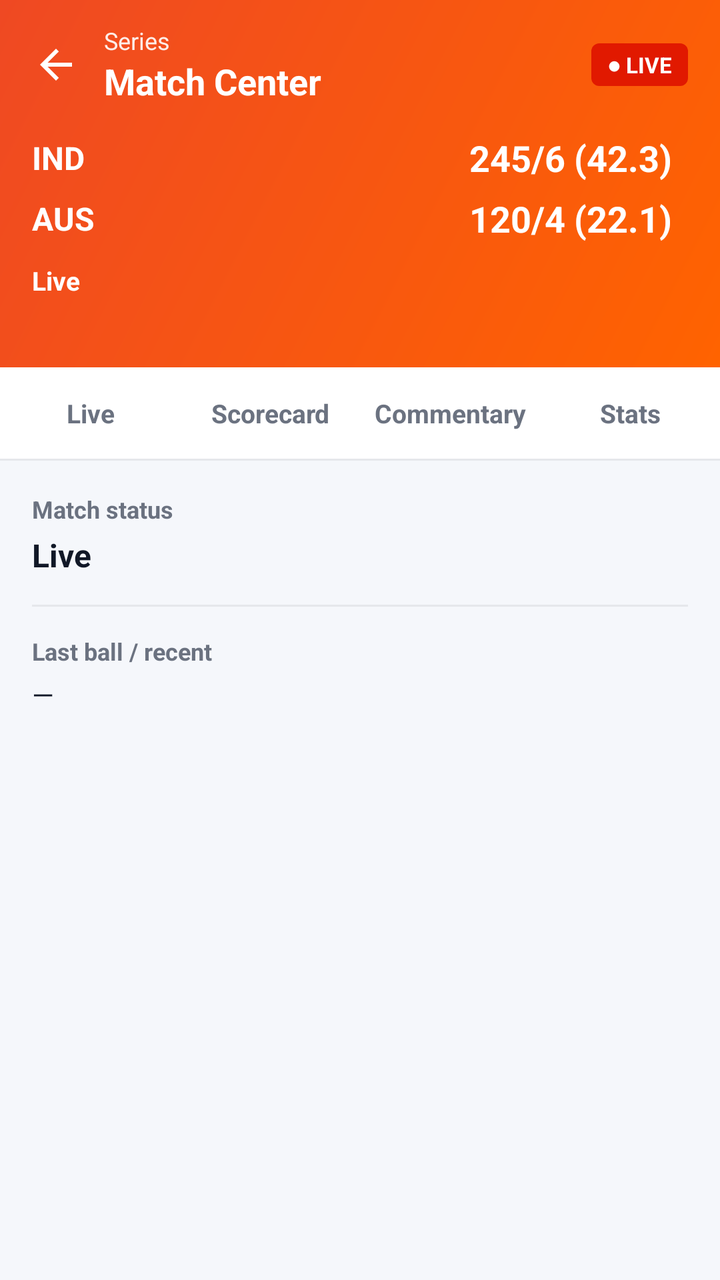
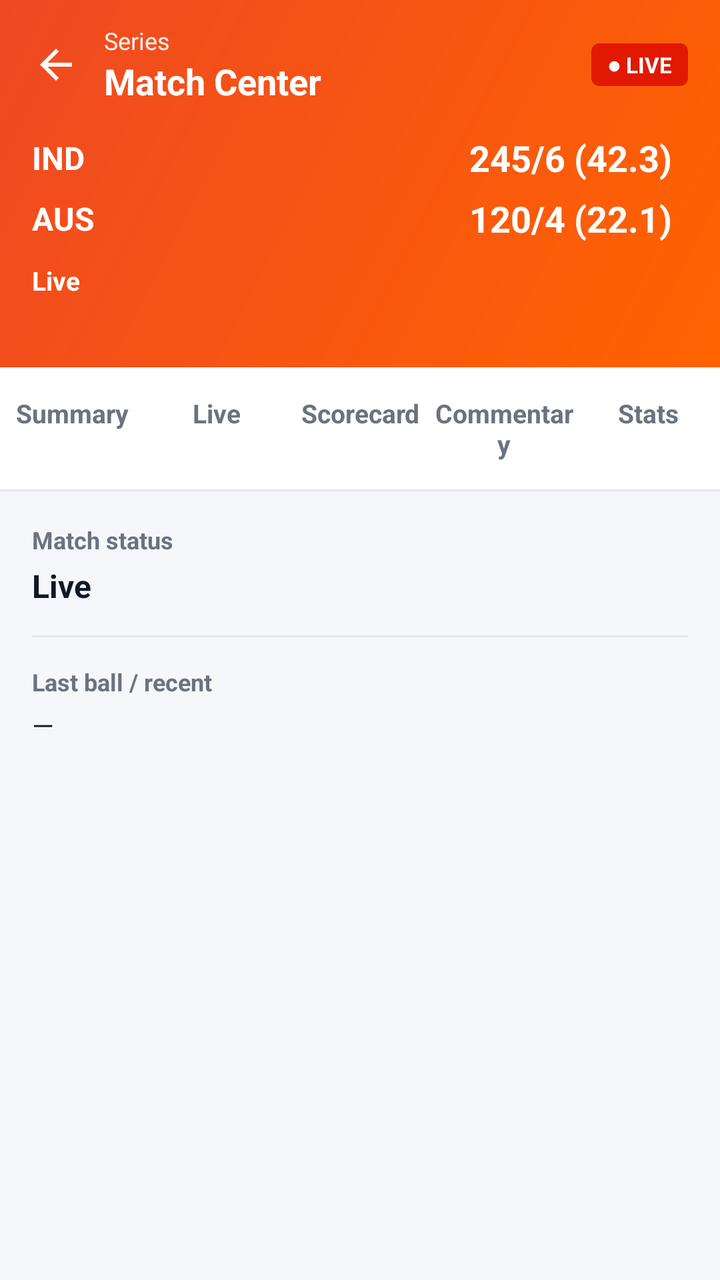

Screens rendered from an Android XML layout before and after an edit, with the pre-edit source and the edit as a unified diff.
<!-- AndroidManifest.xml: activity theme AppTheme -->
<!-- res/layout/activity_match_center.xml -->
<?xml version="1.0" encoding="utf-8"?>
<LinearLayout xmlns:android="http://schemas.android.com/apk/res/android"
    android:id="@+id/mc_root"
    android:layout_width="match_parent"
    android:layout_height="match_parent"
    android:orientation="vertical"
    android:background="@color/cmp_surface_alt">

    
    <LinearLayout
        android:id="@+id/mc_header"
        android:layout_width="match_parent"
        android:layout_height="wrap_content"
        android:orientation="vertical"
        android:background="@drawable/bg_cmp_header"
        android:paddingStart="8dp"
        android:paddingEnd="16dp"
        android:paddingTop="12dp"
        android:paddingBottom="18dp">

        <LinearLayout
            android:layout_width="match_parent"
            android:layout_height="wrap_content"
            android:orientation="horizontal"
            android:gravity="center_vertical">

            <ImageView
                android:id="@+id/mc_back"
                android:layout_width="40dp"
                android:layout_height="40dp"
                android:padding="8dp"
                android:contentDescription="Back"
                android:src="@drawable/ic_arrowwhite_back" />

            <LinearLayout
                android:layout_width="0dp"
                android:layout_height="wrap_content"
                android:layout_weight="1"
                android:orientation="vertical"
                android:layout_marginStart="4dp">

                <TextView
                    android:id="@+id/mc_series"
                    android:layout_width="match_parent"
                    android:layout_height="wrap_content"
                    android:maxLines="1"
                    android:ellipsize="end"
                    android:text="Series"
                    android:textColor="#FFFFFF"
                    android:textSize="12sp"
                    android:alpha="0.9" />

                <TextView
                    android:id="@+id/mc_title"
                    android:layout_width="match_parent"
                    android:layout_height="wrap_content"
                    android:maxLines="1"
                    android:ellipsize="end"
                    android:text="Match Center"
                    android:textColor="#FFFFFF"
                    android:textSize="18sp"
                    android:textStyle="bold" />
            </LinearLayout>

            <TextView
                android:id="@+id/mc_live_badge"
                android:layout_width="wrap_content"
                android:layout_height="wrap_content"
                android:background="@drawable/bg_cmp_live_badge"
                android:paddingStart="8dp"
                android:paddingEnd="8dp"
                android:paddingTop="3dp"
                android:paddingBottom="3dp"
                android:text="● LIVE"
                android:textColor="#FFFFFF"
                android:textSize="11sp"
                android:textStyle="bold" />
        </LinearLayout>

        
        <LinearLayout
            android:layout_width="match_parent"
            android:layout_height="wrap_content"
            android:orientation="vertical"
            android:layout_marginTop="14dp"
            android:paddingStart="8dp"
            android:paddingEnd="8dp">

            <LinearLayout
                android:layout_width="match_parent"
                android:layout_height="wrap_content"
                android:orientation="horizontal"
                android:gravity="center_vertical">

                <TextView
                    android:id="@+id/mc_team1_code"
                    android:layout_width="0dp"
                    android:layout_height="wrap_content"
                    android:layout_weight="1"
                    android:maxLines="1"
                    android:ellipsize="end"
                    android:text="IND"
                    android:textColor="#FFFFFF"
                    android:textSize="16sp"
                    android:textStyle="bold" />

                <TextView
                    android:id="@+id/mc_team1_score"
                    android:layout_width="wrap_content"
                    android:layout_height="wrap_content"
                    android:text="245/6 (42.3)"
                    android:textColor="#FFFFFF"
                    android:textSize="18sp"
                    android:textStyle="bold" />
            </LinearLayout>

            <LinearLayout
                android:layout_width="match_parent"
                android:layout_height="wrap_content"
                android:orientation="horizontal"
                android:gravity="center_vertical"
                android:layout_marginTop="6dp">

                <TextView
                    android:id="@+id/mc_team2_code"
                    android:layout_width="0dp"
                    android:layout_height="wrap_content"
                    android:layout_weight="1"
                    android:maxLines="1"
                    android:ellipsize="end"
                    android:text="AUS"
                    android:textColor="#FFFFFF"
                    android:textSize="16sp"
                    android:textStyle="bold" />

                <TextView
                    android:id="@+id/mc_team2_score"
                    android:layout_width="wrap_content"
                    android:layout_height="wrap_content"
                    android:text="120/4 (22.1)"
                    android:textColor="#FFFFFF"
                    android:textSize="18sp"
                    android:textStyle="bold" />
            </LinearLayout>

            <TextView
                android:id="@+id/mc_status"
                android:layout_width="match_parent"
                android:layout_height="wrap_content"
                android:layout_marginTop="10dp"
                android:text="Live"
                android:textColor="#FFFFFF"
                android:textSize="13sp"
                android:textStyle="bold" />

            <TextView
                android:id="@+id/mc_venue"
                android:layout_width="match_parent"
                android:layout_height="wrap_content"
                android:layout_marginTop="2dp"
                android:text=""
                android:textColor="#FFFFFF"
                android:alpha="0.85"
                android:textSize="11sp" />
        </LinearLayout>
    </LinearLayout>

    
    <LinearLayout
        android:layout_width="match_parent"
        android:layout_height="wrap_content"
        android:orientation="horizontal"
        android:background="@color/cmp_surface">

        <TextView
            android:id="@+id/tab_live"
            style="@style/CmpTab"
            android:text="Live" />

        <TextView
            android:id="@+id/tab_scorecard"
            style="@style/CmpTab"
            android:text="Scorecard" />

        <TextView
            android:id="@+id/tab_commentary"
            style="@style/CmpTab"
            android:text="Commentary" />

        <TextView
            android:id="@+id/tab_stats"
            style="@style/CmpTab"
            android:text="Stats" />
    </LinearLayout>

    <View
        android:layout_width="match_parent"
        android:layout_height="1dp"
        android:background="@color/cmp_border" />

    <ScrollView
        android:id="@+id/mc_scroll"
        android:layout_width="match_parent"
        android:layout_height="0dp"
        android:layout_weight="1"
        android:clipToPadding="false"
        android:fillViewport="true">

        <FrameLayout
            android:layout_width="match_parent"
            android:layout_height="wrap_content"
            android:padding="16dp">

            
            <LinearLayout
                android:id="@+id/content_live"
                android:layout_width="match_parent"
                android:layout_height="wrap_content"
                android:orientation="vertical">

                <TextView
                    android:layout_width="wrap_content"
                    android:layout_height="wrap_content"
                    android:text="Match status"
                    android:textColor="@color/cmp_text_secondary"
                    android:textSize="12sp"
                    android:textStyle="bold" />

                <TextView
                    android:id="@+id/live_status_text"
                    android:layout_width="match_parent"
                    android:layout_height="wrap_content"
                    android:layout_marginTop="4dp"
                    android:text="Live"
                    android:textColor="@color/cmp_text_primary"
                    android:textSize="16sp"
                    android:textStyle="bold" />

                <View
                    android:layout_width="match_parent"
                    android:layout_height="1dp"
                    android:layout_marginTop="14dp"
                    android:layout_marginBottom="14dp"
                    android:background="@color/cmp_border" />

                <TextView
                    android:layout_width="wrap_content"
                    android:layout_height="wrap_content"
                    android:text="Last ball / recent"
                    android:textColor="@color/cmp_text_secondary"
                    android:textSize="12sp"
                    android:textStyle="bold" />

                <TextView
                    android:id="@+id/live_last_ball"
                    android:layout_width="match_parent"
                    android:layout_height="wrap_content"
                    android:layout_marginTop="4dp"
                    android:text="—"
                    android:textColor="@color/cmp_text_primary"
                    android:textSize="14sp" />

                <TextView
                    android:id="@+id/live_result"
                    android:layout_width="match_parent"
                    android:layout_height="wrap_content"
                    android:layout_marginTop="14dp"
                    android:text=""
                    android:textColor="@color/cmp_brand_orange"
                    android:textSize="14sp"
                    android:textStyle="bold"
                    android:visibility="gone" />

                
                <LinearLayout
                    android:id="@+id/live_dynamic"
                    android:layout_width="match_parent"
                    android:layout_height="wrap_content"
                    android:orientation="vertical"
                    android:layout_marginTop="4dp" />
            </LinearLayout>

            
            <LinearLayout
                android:id="@+id/content_scorecard"
                android:layout_width="match_parent"
                android:layout_height="wrap_content"
                android:orientation="vertical"
                android:visibility="gone" />

            
            <LinearLayout
                android:id="@+id/content_commentary"
                android:layout_width="match_parent"
                android:layout_height="wrap_content"
                android:orientation="vertical"
                android:visibility="gone" />

            
            <LinearLayout
                android:id="@+id/content_stats"
                android:layout_width="match_parent"
                android:layout_height="wrap_content"
                android:orientation="vertical"
                android:visibility="gone" />

            
            <LinearLayout
                android:id="@+id/content_placeholder"
                android:layout_width="match_parent"
                android:layout_height="wrap_content"
                android:orientation="vertical"
                android:gravity="center_horizontal"
                android:paddingTop="48dp"
                android:visibility="gone">

                <ImageView
                    android:layout_width="48dp"
                    android:layout_height="48dp"
                    android:alpha="0.5"
                    android:src="@drawable/ic_cmp_expand"
                    android:tint="@color/cmp_text_secondary" />

                <TextView
                    android:id="@+id/placeholder_title"
                    android:layout_width="wrap_content"
                    android:layout_height="wrap_content"
                    android:layout_marginTop="12dp"
                    android:text="Scorecard"
                    android:textColor="@color/cmp_text_primary"
                    android:textSize="16sp"
                    android:textStyle="bold" />

                <TextView
                    android:id="@+id/placeholder_message"
                    android:layout_width="match_parent"
                    android:layout_height="wrap_content"
                    android:layout_marginTop="6dp"
                    android:gravity="center"
                    android:text="Detailed data will appear here once available for this match."
                    android:textColor="@color/cmp_text_secondary"
                    android:textSize="13sp" />
            </LinearLayout>
        </FrameLayout>
    </ScrollView>
</LinearLayout>
<!-- resources referenced by this layout -->
<resources>
  <color name="cmp_border">#E5E7EB</color>
  <color name="cmp_brand_orange">#EF4923</color>
  <color name="cmp_surface">#FFFFFF</color>
  <color name="cmp_surface_alt">#F5F7FB</color>
  <color name="cmp_text_primary">#111827</color>
  <color name="cmp_text_secondary">#6B7280</color>
  <!-- drawable bg_cmp_header (drawable) -->
  <?xml version="1.0" encoding="utf-8"?>
  <shape xmlns:android="http://schemas.android.com/apk/res/android" android:shape="rectangle">
      <gradient
          android:startColor="@color/cmp_brand_orange"
          android:endColor="@color/cmp_brand_orange_2"
          android:angle="315" />
  </shape>
  <!-- drawable bg_cmp_live_badge (drawable) -->
  <?xml version="1.0" encoding="utf-8"?>
  <shape xmlns:android="http://schemas.android.com/apk/res/android" android:shape="rectangle">
      <solid android:color="@color/cmp_live_red" />
      <corners android:radius="4dp" />
  </shape>
  <!-- drawable ic_arrowwhite_back (drawable) -->
  <vector android:height="24dp" android:tint="#FFFFFF"
      android:viewportHeight="24.0" android:viewportWidth="24.0"
      android:width="24dp" xmlns:android="http://schemas.android.com/apk/res/android">
      <path android:fillColor="#FFFFFF" android:pathData="M20,11H7.83l5.59,-5.59L12,4l-8,8 8,8 1.41,-1.41L7.83,13H20v-2z"/>
  </vector>
  <!-- drawable ic_cmp_expand (drawable) -->
  <vector xmlns:android="http://schemas.android.com/apk/res/android"
      android:width="20dp"
      android:height="20dp"
      android:viewportWidth="24"
      android:viewportHeight="24"
      android:tint="#FFFFFF">
      <path
          android:fillColor="#FFFFFF"
          android:pathData="M7,14L5,14v5h5v-2L7,17v-3zM5,10h2L7,7h3L10,5L5,5v5zM17,17h-3v2h5v-5h-2v3zM14,5v2h3v3h2L19,5h-5z" />
  </vector>
  <style name="CmpTab">
          <item name="android:layout_width">0dp</item>
          <item name="android:layout_height">wrap_content</item>
          <item name="android:layout_weight">1</item>
          <item name="android:gravity">center</item>
          <item name="android:paddingTop">14dp</item>
          <item name="android:paddingBottom">14dp</item>
          <item name="android:textSize">13sp</item>
          <item name="android:textStyle">bold</item>
          <item name="android:textColor">@color/cmp_text_secondary</item>
          <item name="android:background">?attr/selectableItemBackground</item>
      </style>
  <style name="AppTheme" parent="Theme.AppCompat.DayNight.NoActionBar">
  
          <item name="android:forceDarkAllowed">false</item>
  
          v
          <item name="colorPrimary">@color/brand_orange</item>
          <item name="colorPrimaryDark">@color/brand_orange</item>
          <item name="colorAccent">@color/brand_orange</item>
          <item name="android:windowContentTransitions">true</item>
          <item name="android:windowBackground">@color/whitewithblack</item>
          <item name="android:textColorPrimary">@color/text_color_primary</item>
          <item name="android:textColorSecondary">@color/colorTextSecondary</item>
          <item name="android:textColorHint">@color/whitesren</item>
          <item name="colorControlNormal">@color/colorTextSecondary</item>
          <item name="colorControlActivated">@color/brand_orange</item>
  
      </style>
  <color name="cmp_brand_orange_2">#FF6300</color>
  <color name="cmp_live_red">#E11900</color>
  <color name="brand_orange">#EF4923</color>
  <color name="whitewithblack">#FFFFFF</color>
  <color name="text_color_primary">#000000</color>
  <color name="colorTextSecondary">#656565</color>
  <color name="whitesren">#E4E4E4</color>
</resources>

<!-- the commit's change to res/layout/activity_match_center.xml (unified diff, before → after) -->
@@ -173,6 +173,11 @@
         android:background="@color/cmp_surface">
 
         <TextView
+            android:id="@+id/tab_summary"
+            style="@style/CmpTab"
+            android:text="Summary" />
+
+        <TextView
             android:id="@+id/tab_live"
             style="@style/CmpTab"
             android:text="Live" />
@@ -213,6 +218,14 @@
 
             
             <LinearLayout
+                android:id="@+id/content_summary"
+                android:layout_width="match_parent"
+                android:layout_height="wrap_content"
+                android:orientation="vertical"
+                android:visibility="gone" />
+
+            
+            <LinearLayout
                 android:id="@+id/content_live"
                 android:layout_width="match_parent"
                 android:layout_height="wrap_content"
